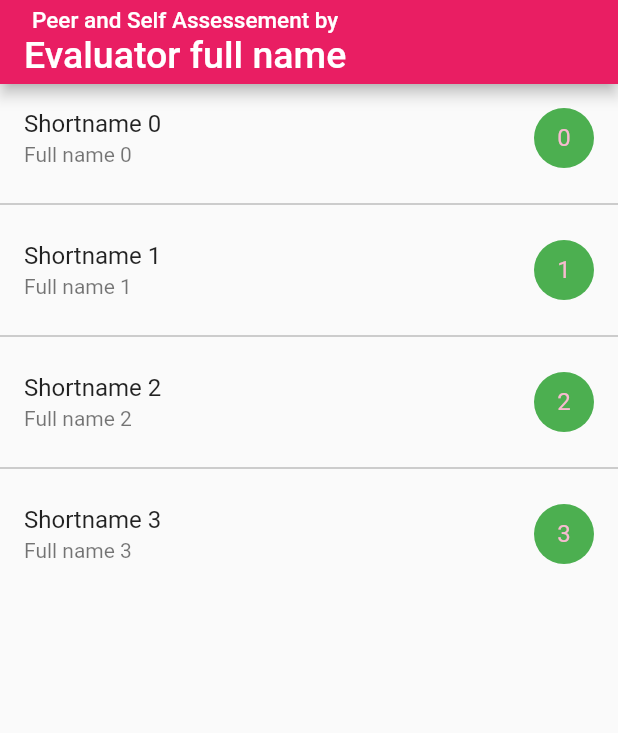
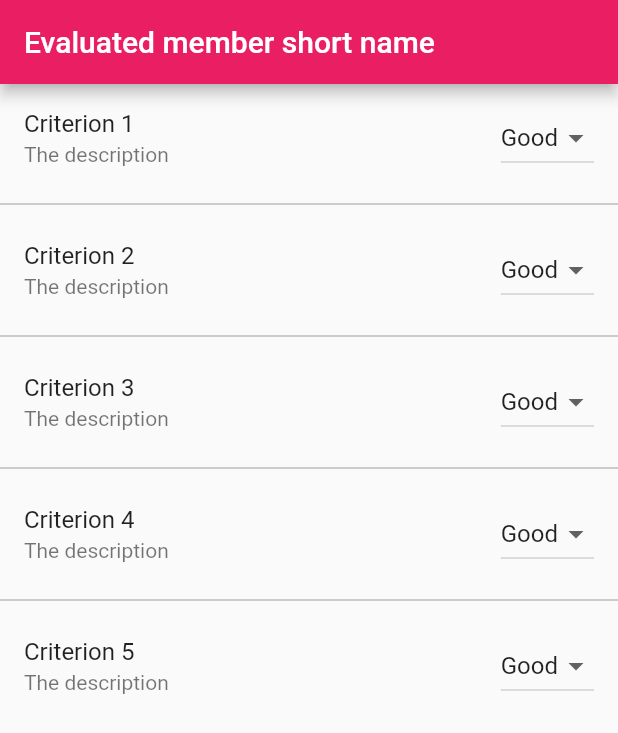
Before and after one commit to jumail-utm/navigation_simple, a Flutter app: the screen it shows after launch, on a phone screen of 412 x 824 dp. Shown: the top 733 px of the screen. Run offline on Flutter 3.47's test engine with Material 2 defaults, Android fonts, the phone set to English and light mode, and no system bars.

Commit message:
Add DetailsScreen with hard coded data

```diff
--- a/lib/main.dart
+++ b/lib/main.dart
@@ -1,5 +1,6 @@
 import 'package:flutter/material.dart';
-import 'package:navigation_simple/screens/summary.dart';
+// import 'package:navigation_simple/screens/summary.dart';
+import 'package:navigation_simple/screens/details.dart';
 
 void main() => runApp(
       MaterialApp(
@@ -8,6 +9,7 @@ void main() => runApp(
         theme: ThemeData(
           primarySwatch: Colors.pink,
         ),
-        home: SummaryScreen(),
+        // home: SummaryScreen(),
+        home: DetailsScreen(),
       ),
     );
--- a/lib/screens/details.dart
+++ b/lib/screens/details.dart
@@ -0,0 +1,41 @@
+import 'package:flutter/material.dart';
+
+class DetailsScreen extends StatefulWidget {
+  @override
+  _DetailsScreenState createState() => _DetailsScreenState();
+}
+
+class _DetailsScreenState extends State<DetailsScreen> {
+  @override
+  Widget build(BuildContext context) {
+    return Scaffold(
+      appBar: AppBar(
+        title: Text('Evaluated member short name'),
+      ),
+      body: ListView.separated(
+        itemCount: 5,
+        itemBuilder: (context, index) => ListTile(
+          title: Text('Criterion ${index + 1}'),
+          subtitle: Text('The description'),
+          trailing: DropdownButton<int>(
+            value: 2,
+            items: [
+              DropdownMenuItem(
+                value: 1,
+                child: Text('Poor'),
+              ),
+              DropdownMenuItem(
+                value: 2,
+                child: Text('Good'),
+              ),
+            ],
+            onChanged: (value) {},
+          ),
+        ),
+        separatorBuilder: (context, index) => Divider(
+          color: Colors.grey,
+        ),
+      ),
+    );
+  }
+}
```
